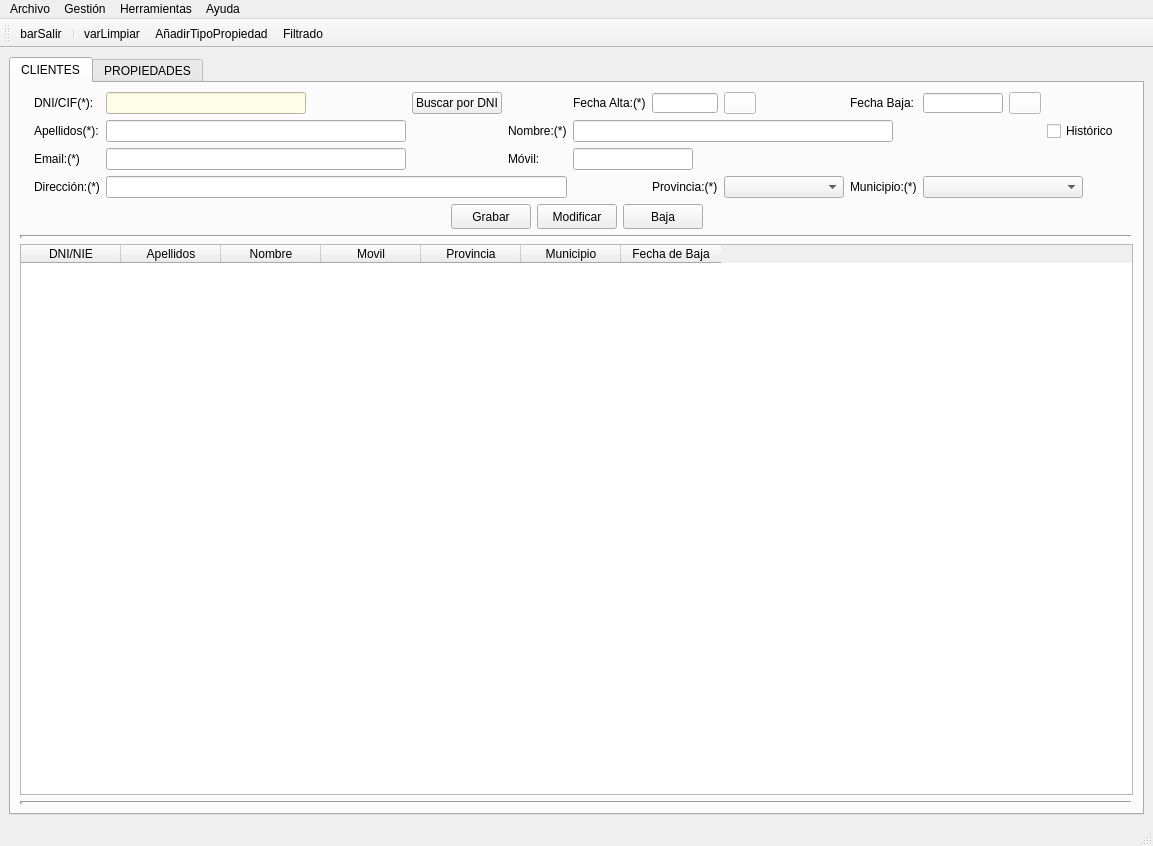
This is templates/venPrincipal.ui in EvanSilva/ProyectoDI-2 as Qt 5 draws it before an edit. The edited form follows.
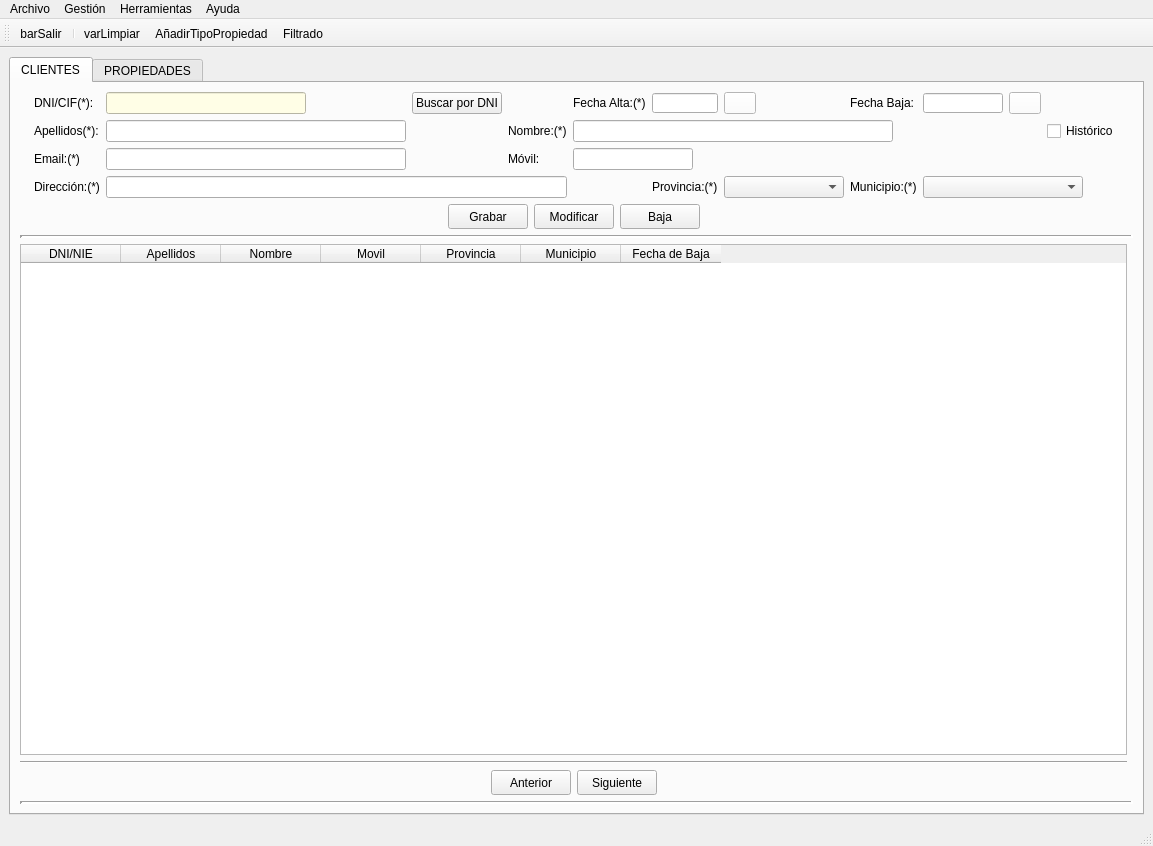
This is the edited form. Icons and pictures are not drawn.

```diff
--- a/templates/venPrincipal.ui
+++ b/templates/venPrincipal.ui
@@ -19,7 +19,7 @@
   </property>
   <widget class="QWidget" name="centralwidget">
    <layout class="QGridLayout" name="gridLayout_2">
-    <item row="0" column="0">
+    <item row="1" column="0">
      <widget class="QTabWidget" name="panPrincipal">
       <property name="enabled">
        <bool>true</bool>
@@ -44,7 +44,75 @@
         <string>CLIENTES</string>
        </attribute>
        <layout class="QGridLayout" name="gridLayout_3">
-        <item row="2" column="0">
+        <item row="5" column="0">
+         <layout class="QHBoxLayout" name="horizontalLayout_4">
+          <item>
+           <spacer name="horizontalSpacer_25">
+            <property name="orientation">
+             <enum>Qt::Horizontal</enum>
+            </property>
+            <property name="sizeHint" stdset="0">
+             <size>
+              <width>40</width>
+              <height>20</height>
+             </size>
+            </property>
+           </spacer>
+          </item>
+          <item>
+           <widget class="QPushButton" name="btnTablaAtras">
+            <property name="minimumSize">
+             <size>
+              <width>80</width>
+              <height>25</height>
+             </size>
+            </property>
+            <property name="maximumSize">
+             <size>
+              <width>80</width>
+              <height>25</height>
+             </size>
+            </property>
+            <property name="text">
+             <string>Anterior</string>
+            </property>
+           </widget>
+          </item>
+          <item>
+           <widget class="QPushButton" name="btnTablaAlante">
+            <property name="minimumSize">
+             <size>
+              <width>80</width>
+              <height>25</height>
+             </size>
+            </property>
+            <property name="maximumSize">
+             <size>
+              <width>80</width>
+              <height>25</height>
+             </size>
+            </property>
+            <property name="text">
+             <string>Siguiente</string>
+            </property>
+           </widget>
+          </item>
+          <item>
+           <spacer name="horizontalSpacer_26">
+            <property name="orientation">
+             <enum>Qt::Horizontal</enum>
+            </property>
+            <property name="sizeHint" stdset="0">
+             <size>
+              <width>40</width>
+              <height>20</height>
+             </size>
+            </property>
+           </spacer>
+          </item>
+         </layout>
+        </item>
+        <item row="2" column="0" colspan="2">
          <widget class="Line" name="line">
           <property name="lineWidth">
            <number>3</number>
@@ -111,7 +179,7 @@
           </column>
          </widget>
         </item>
-        <item row="0" column="0">
+        <item row="0" column="0" colspan="2">
          <layout class="QGridLayout" name="gridLayout">
           <item row="3" column="0">
            <spacer name="horizontalSpacer_14">
@@ -649,16 +717,6 @@
           </item>
          </layout>
         </item>
-        <item row="5" column="0">
-         <widget class="Line" name="line_2">
-          <property name="lineWidth">
-           <number>3</number>
-          </property>
-          <property name="orientation">
-           <enum>Qt::Horizontal</enum>
-          </property>
-         </widget>
-        </item>
         <item row="1" column="0">
          <layout class="QHBoxLayout" name="horizontalLayout">
           <item>
@@ -731,6 +789,23 @@
           </item>
          </layout>
         </item>
+        <item row="8" column="0" colspan="2">
+         <widget class="Line" name="line_2">
+          <property name="lineWidth">
+           <number>3</number>
+          </property>
+          <property name="orientation">
+           <enum>Qt::Horizontal</enum>
+          </property>
+         </widget>
+        </item>
+        <item row="4" column="0">
+         <widget class="Line" name="line_4">
+          <property name="orientation">
+           <enum>Qt::Horizontal</enum>
+          </property>
+         </widget>
+        </item>
        </layout>
       </widget>
       <widget class="QWidget" name="tabConstruccion">
```
